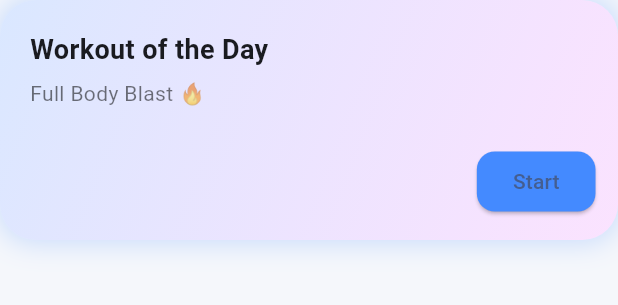
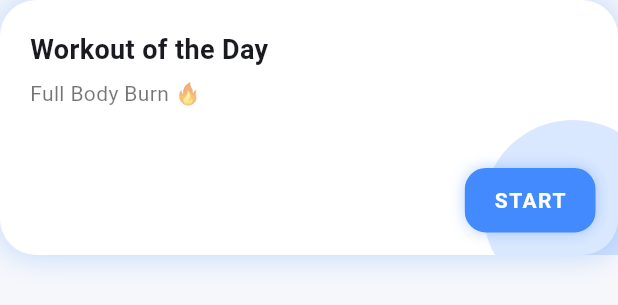
Before and after one commit to tjgaba/fitnessapp, a Flutter app: the FeaturedBanner widget shown alone on an empty page, opened directly, on a phone screen of 412 x 824 dp. Shown: the top 305 px of the screen. Run offline on Flutter 3.47's test engine with Material 3 defaults, Android fonts, the phone set to English and light mode, and no system bars.

```diff
--- a/lib/widgets/banner.dart
+++ b/lib/widgets/banner.dart
@@ -1,46 +1,62 @@
 import 'package:flutter/material.dart';
 
-class FeaturedBanner extends StatelessWidget {
+class FeaturedBanner extends StatefulWidget {
   const FeaturedBanner({super.key});
 
   @override
+  State<FeaturedBanner> createState() => _FeaturedBannerState();
+}
+
+class _FeaturedBannerState extends State<FeaturedBanner> {
+  bool isPressed = false;
+
+  void handlePress() {
+    setState(() => isPressed = true);
+
+    Future.delayed(const Duration(milliseconds: 150), () {
+      setState(() => isPressed = false);
+    });
+  }
+
+  @override
   Widget build(BuildContext context) {
-    return Container(
-      height: 160,
+    return AnimatedContainer(
+      duration: const Duration(milliseconds: 200),
+
+      height: 170,
       margin: const EdgeInsets.only(bottom: 20),
 
       decoration: BoxDecoration(
         borderRadius: BorderRadius.circular(24),
         color: Colors.white,
+
+        // 🔥 Glow effect
         boxShadow: [
           BoxShadow(
-            color: Colors.blueAccent.withOpacity(0.25),
-            blurRadius: 15,
-            spreadRadius: 2,
+            color: Colors.blueAccent.withOpacity(isPressed ? 0.5 : 0.25),
+            blurRadius: isPressed ? 25 : 15,
+            spreadRadius: isPressed ? 4 : 2,
           ),
         ],
       ),
 
       child: Stack(
         children: [
-          // BACKGROUND LAYER
-          Positioned.fill(
+          // 🔥 BACKGROUND ACCENT
+          Positioned(
+            bottom: -30,
+            right: -30,
             child: Container(
+              height: 120,
+              width: 120,
               decoration: BoxDecoration(
-                borderRadius: BorderRadius.circular(24),
-                gradient: LinearGradient(
-                  colors: [
-                    Colors.blueAccent.withOpacity(0.2),
-                    Colors.purpleAccent.withOpacity(0.15),
-                  ],
-                  begin: Alignment.topLeft,
-                  end: Alignment.bottomRight,
-                ),
+                color: Colors.blueAccent.withOpacity(0.2),
+                shape: BoxShape.circle,
               ),
             ),
           ),
 
-          // TEXT
+          // 🔹 TEXT CONTENT
           const Positioned(
             top: 20,
             left: 20,
@@ -56,7 +72,7 @@
                 ),
                 SizedBox(height: 6),
                 Text(
-                  "Full Body Blast 🔥",
+                  "Full Body Burn 🔥",
                   style: TextStyle(
                     fontSize: 14,
                     color: Colors.black54,
@@ -66,19 +82,50 @@
             ),
           ),
 
-          // BUTTON (bottom right)
+          // ✅ FIXED BUTTON (VISIBLE + INTERACTIVE)
           Positioned(
             bottom: 15,
             right: 15,
-            child: ElevatedButton(
-              style: ElevatedButton.styleFrom(
-                backgroundColor: Colors.blueAccent,
-                shape: RoundedRectangleBorder(
-                  borderRadius: BorderRadius.circular(12),
+            child: Material(
+              color: Colors.transparent,
+              child: InkWell(
+                borderRadius: BorderRadius.circular(14),
+                onTap: handlePress,
+                child: AnimatedContainer(
+                  duration: const Duration(milliseconds: 150),
+                  padding: const EdgeInsets.symmetric(
+                    horizontal: 18,
+                    vertical: 10,
+                  ),
+                  decoration: BoxDecoration(
+                    color: Colors.blueAccent,
+                    borderRadius: BorderRadius.circular(14),
+
+                    // 🔥 glow + visibility boost
+                    border: Border.all(
+                      color: Colors.blueAccent,
+                      width: 1.5,
+                    ),
+
+                    boxShadow: [
+                      BoxShadow(
+                        color: Colors.blueAccent.withOpacity(
+                          isPressed ? 0.8 : 0.4,
+                        ),
+                        blurRadius: isPressed ? 15 : 8,
+                      ),
+                    ],
+                  ),
+                  child: const Text(
+                    "START",
+                    style: TextStyle(
+                      color: Colors.white,
+                      fontWeight: FontWeight.bold,
+                      letterSpacing: 1,
+                    ),
+                  ),
                 ),
               ),
-              onPressed: () {},
-              child: const Text("Start"),
             ),
           ),
         ],
--- a/lib/widgets/tiles.dart
+++ b/lib/widgets/tiles.dart
@@ -78,6 +78,12 @@
               child: Column(
                 mainAxisAlignment: MainAxisAlignment.center,
                 children: [
+                  // Row: small accent icon + title
+                  Row(
+                    mainAxisAlignment: MainAxisAlignment.center,
+                    children: [
+                      Icon(widget.icon, color: widget.color, size: 18),
+                      const SizedBox(width: 6),
                       Text(
                         widget.title,
                         style: TextStyle(
@@ -85,6 +91,8 @@
                           fontWeight: FontWeight.bold,
                           color: widget.color.withOpacity(0.9),
                         ),
+                      ),
+                    ],
                   ),
                   const SizedBox(height: 6),
                   Text(
```
Also changed, not shown: 1 other file. Lines whose indentation alone changed are shown as unchanged.
